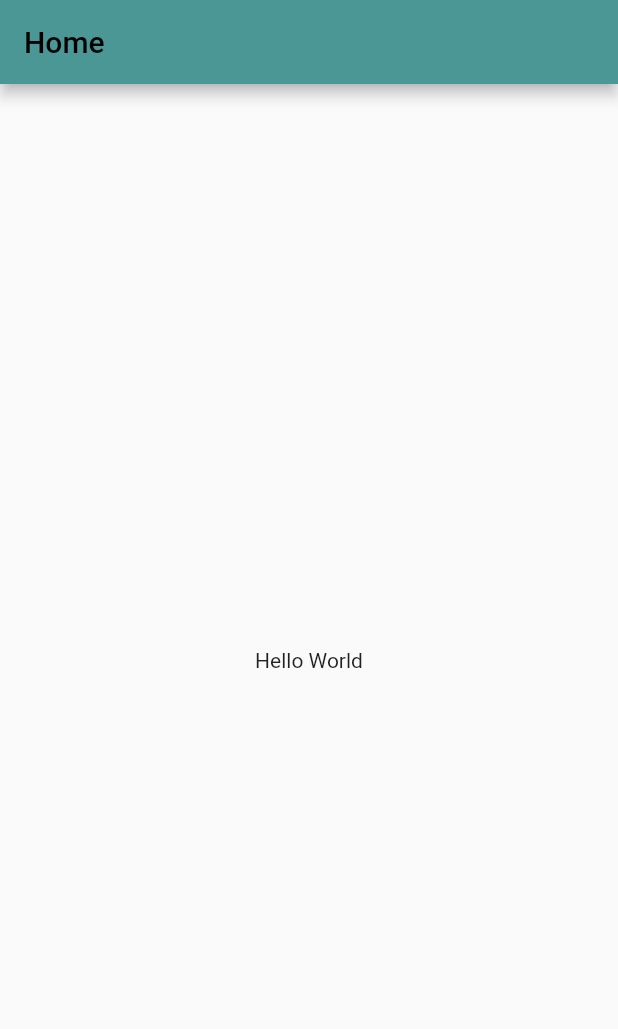
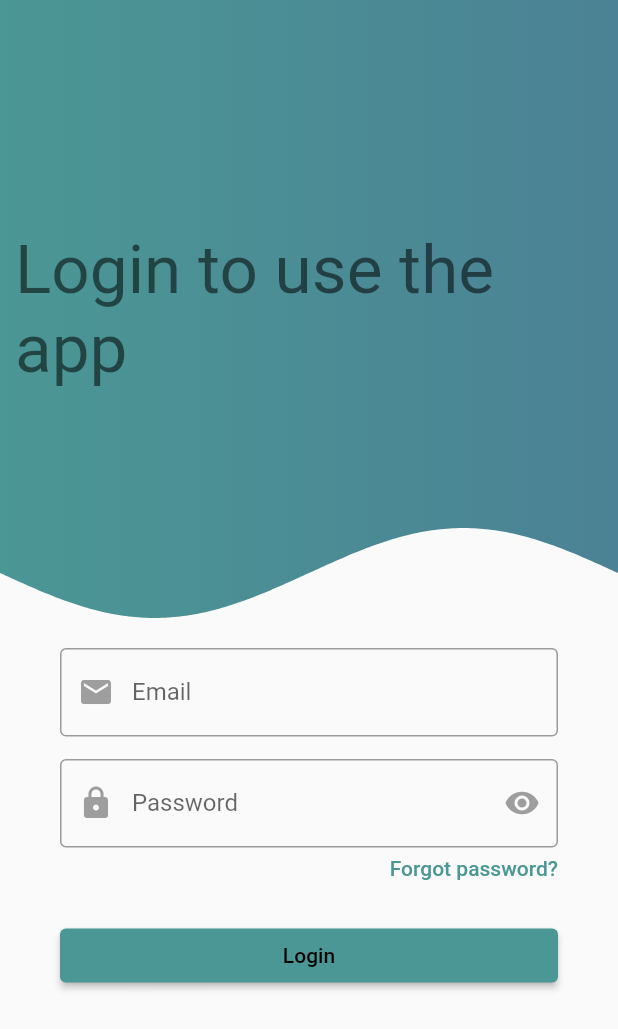
Before and after one commit to PuttTim/PSA-vpn2, a Flutter app: the screen it shows after launch, on a phone screen of 412 x 824 dp. Shown: the top 1029 px of the screen. Run offline on Flutter 3.47's test engine with Material 2 defaults, Android fonts, the light colour scheme and no system bars; drawn by our look-alikes of wave; our stand-ins replace firebase_auth, firebase_core; accounts and stored records are empty.

Commit message:
Removed user data layer, completed login ui?

```diff
--- a/portfix_mobile/lib/data/auth/auth_repository.dart
+++ b/portfix_mobile/lib/data/auth/auth_repository.dart
@@ -23,4 +23,6 @@ class AuthRepository {
   Future<void> sendPasswordResetLink(String email) {
     return _firebaseAuth.sendPasswordResetEmail(email: email);
   }
+
+  Future<void> logOut() => _firebaseAuth.signOut();
 }
--- a/portfix_mobile/lib/data/users/user_dao.dart
+++ /dev/null
@@ -1,5 +0,0 @@
-import 'package:portfix_mobile/data/users/UserModal.dart';
-
-abstract class UserDao {
-  Future<UserModal> getUser(String id);
-}
--- a/portfix_mobile/lib/main.dart
+++ b/portfix_mobile/lib/main.dart
@@ -1,7 +1,9 @@
 import 'package:firebase_core/firebase_core.dart';
 import 'package:flutter/material.dart';
+import 'package:portfix_mobile/data/auth/auth_repository.dart';
 import 'package:portfix_mobile/firebase_options.dart';
 import 'package:portfix_mobile/ui/screens/home_screen.dart';
+import 'package:portfix_mobile/ui/screens/login_screen.dart';
 import 'package:portfix_mobile/ui/theme.dart';
 
 void main() async {
@@ -17,11 +19,15 @@ class MyApp extends StatelessWidget {
 
   @override
   Widget build(BuildContext context) {
+    AuthRepository _repository = AuthRepository.getInstance();
+    var isLoggedIn = _repository.getCurrentUser() != null;
+
     return MaterialApp(
       title: 'PortFix',
-      theme: lightTheme,
-      darkTheme: darkTheme,
-      home: const HomeScreen(),
+      theme: CustomTheme.lightTheme,
+      darkTheme: CustomTheme.darkTheme,
+      debugShowCheckedModeBanner: false,
+      home: isLoggedIn ? const HomeScreen() : const LoginScreen(),
     );
   }
 }
--- a/portfix_mobile/lib/ui/screens/home_screen.dart
+++ b/portfix_mobile/lib/ui/screens/home_screen.dart
@@ -1,4 +1,6 @@
 import 'package:flutter/material.dart';
+import 'package:portfix_mobile/data/auth/auth_repository.dart';
+import 'package:portfix_mobile/ui/screens/login_screen.dart';
 
 class HomeScreen extends StatefulWidget {
   const HomeScreen({Key? key}) : super(key: key);
@@ -12,10 +14,20 @@ class _HomeScreenState extends State<HomeScreen> {
   Widget build(BuildContext context) {
     return Scaffold(
       appBar: AppBar(
-        title: Text('Home'),
+        title: const Text('Home'),
       ),
-      body: const Center(
-        child: Text("Hello World"),
+      body: Center(
+        child: ElevatedButton(
+          onPressed: () {
+            AuthRepository.getInstance().logOut();
+            Navigator.of(context).pushReplacement(
+              MaterialPageRoute(
+                builder: (_) => const LoginScreen(),
+              ),
+            );
+          },
+          child: const Text("Log Out"),
+        ),
       ),
     );
   }
--- /dev/null
+++ b/portfix_mobile/lib/ui/screens/login_screen.dart
@@ -0,0 +1,186 @@
+import 'dart:math';
+
+import 'package:firebase_auth/firebase_auth.dart';
+import 'package:flutter/material.dart';
+import 'package:portfix_mobile/data/auth/auth_repository.dart';
+import 'package:portfix_mobile/ui/screens/home_screen.dart';
+import 'package:portfix_mobile/ui/theme.dart';
+import 'package:portfix_mobile/ui/widgets/text_field.dart';
+import 'package:portfix_mobile/ui/utils/snackbar.dart';
+import 'package:wave/config.dart';
+import 'package:wave/wave.dart';
+
+class LoginScreen extends StatefulWidget {
+  const LoginScreen({Key? key}) : super(key: key);
+
+  @override
+  State<LoginScreen> createState() => _LoginScreenState();
+}
+
+class _LoginScreenState extends State<LoginScreen> {
+  bool _isLoading = false;
+  String _email = "";
+  String _password = "";
+  final GlobalKey<FormState> _formState = GlobalKey();
+
+  final AuthRepository _authRepository = AuthRepository.getInstance();
+
+  void login() async {
+    FocusScope.of(context).unfocus();
+    if (_formState.currentState?.validate() == true) {
+      _formState.currentState?.save();
+      setState(() {
+        _isLoading = true;
+      });
+      try {
+        await _authRepository.login(
+          _email,
+          _password,
+        );
+        _formState.currentState?.reset();
+        setState(() {
+          _isLoading = false;
+        });
+        Navigator.pushReplacement(
+          context,
+          MaterialPageRoute(
+            builder: (_) {
+              return const HomeScreen();
+            },
+          ),
+        );
+      } catch (e) {
+        setState(() {
+          _isLoading = false;
+        });
+        if (e is FirebaseException) {
+          SnackbarUtils(context: context).createSnackbar(
+            (e).message.toString(),
+          );
+        }
+        SnackbarUtils(context: context).createSnackbar(
+          e.toString(),
+        );
+        _authRepository.logOut();
+      }
+    }
+  }
+
+  @override
+  Widget build(BuildContext context) {
+    return GestureDetector(
+      onTap: () => FocusScope.of(context).unfocus(),
+      child: Scaffold(
+        body: Stack(
+          children: [
+            Column(
+              children: [
+                Stack(
+                  alignment: Alignment.center,
+                  children: [
+                    Transform.rotate(
+                      angle: pi,
+                      child: WaveWidget(
+                        config: CustomConfig(
+                          durations: [1000],
+                          heightPercentages: [0],
+                          gradientBegin: Alignment.centerLeft,
+                          gradientEnd: Alignment.centerRight,
+                          gradients: [
+                            [
+                              CustomTheme.primary.withGreen(130),
+                              CustomTheme.primary
+                            ]
+                          ],
+                        ),
+                        size: Size(
+                          double.infinity,
+                          MediaQuery.of(context).size.height * 0.5,
+                        ),
+                      ),
+                    ),
+                    Padding(
+                      padding: const EdgeInsets.only(
+                        left: 10,
+                      ),
+                      child: Text(
+                        "Login to use the app",
+                        style: Theme.of(context).textTheme.headline3,
+                      ),
+                    )
+                  ],
+                ),
+                Container(
+                  width: double.infinity,
+                  padding: const EdgeInsets.symmetric(
+                    vertical: 20,
+                    horizontal: 40,
+                  ),
+                  child: loginForm(),
+                ),
+              ],
+            ),
+            Visibility(
+              visible: _isLoading,
+              child: Container(
+                width: double.infinity,
+                height: double.infinity,
+                color: CustomTheme.primary.shade500,
+                alignment: Alignment.center,
+                child: const CircularProgressIndicator(),
+              ),
+            )
+          ],
+        ),
+      ),
+    );
+  }
+
+  Widget loginForm() {
+    return Form(
+      key: _formState,
+      child: Column(
+        children: [
+          CustomTextFormField(
+            text: "Email",
+            prefixIcon: const Icon(Icons.email),
+            emailCheck: true,
+            onSaved: (value) {
+              _email = value!;
+            },
+          ),
+          const SizedBox(height: 15),
+          CustomTextFormField(
+            text: "Password",
+            prefixIcon: const Icon(Icons.lock),
+            obscureText: true,
+            passwordLengthCheck: true,
+            eye: true,
+            onSaved: (value) {
+              _password = value!;
+            },
+          ),
+          Container(
+            alignment: Alignment.centerRight,
+            child: TextButton(
+              child: const Text("Forgot password?"),
+              onPressed: () {},
+              style: TextButton.styleFrom(
+                padding: const EdgeInsets.all(0),
+                splashFactory: NoSplash.splashFactory,
+                alignment: Alignment.topRight,
+              ),
+            ),
+          ),
+          SizedBox(
+            width: double.infinity,
+            child: ElevatedButton(
+              onPressed: () => login(),
+              child: const Text("Login"),
+            ),
+          ),
+        ],
+      ),
+    );
+  }
+}
--- a/portfix_mobile/lib/ui/theme.dart
+++ b/portfix_mobile/lib/ui/theme.dart
@@ -1,6 +1,7 @@
 import 'package:flutter/material.dart';
 
-const MaterialColor primary = MaterialColor(0xFF4b9795, {
+class CustomTheme {
+  static MaterialColor primary = const MaterialColor(0xFF4b9795, {
     50: Color.fromRGBO(75, 151, 149, .1),
     100: Color.fromRGBO(75, 151, 149, .1),
     200: Color.fromRGBO(75, 151, 149, .1),
@@ -13,8 +14,8 @@ const MaterialColor primary = MaterialColor(0xFF4b9795, {
     900: Color.fromRGBO(75, 151, 149, .1),
   });
 
-ThemeData lightTheme = ThemeData(
-  colorScheme: const ColorScheme(
+  static ThemeData lightTheme = ThemeData(
+    colorScheme: ColorScheme(
       brightness: Brightness.light,
       primary: primary,
       onPrimary: Colors.black,
@@ -29,8 +30,8 @@ ThemeData lightTheme = ThemeData(
     ),
   );
 
-ThemeData darkTheme = ThemeData(
-  colorScheme: const ColorScheme(
+  static ThemeData darkTheme = ThemeData(
+    colorScheme: ColorScheme(
       brightness: Brightness.dark,
       primary: primary,
       onPrimary: Colors.white,
@@ -38,9 +39,10 @@ ThemeData darkTheme = ThemeData(
       onSecondary: Colors.white,
       error: Colors.red,
       onError: Colors.white,
-    surface: Color(0xff1c1b1f),
+      surface: const Color(0xff1c1b1f),
       onSurface: Colors.white,
       background: Colors.black,
       onBackground: Colors.white,
     ),
   );
+}
--- /dev/null
+++ b/portfix_mobile/lib/ui/utils/snackbar.dart
@@ -0,0 +1,20 @@
+import 'package:flutter/material.dart';
+
+class SnackbarUtils {
+  BuildContext context;
+  SnackbarUtils({required this.context});
+
+  void createSnackbar(String text) {
+    ScaffoldMessenger.of(context).hideCurrentSnackBar();
+    ScaffoldMessenger.of(context).showSnackBar(
+      SnackBar(
+        content: Text(text),
+        action: SnackBarAction(
+          label: "OKAY",
+          onPressed: () {},
+        ),
+        behavior: SnackBarBehavior.floating,
+      ),
+    );
+  }
+}
--- /dev/null
+++ b/portfix_mobile/lib/ui/widgets/text_field.dart
@@ -0,0 +1,85 @@
+import 'package:flutter/material.dart';
+
+class CustomTextFormField extends StatefulWidget {
+  String text;
+  String? initialValue;
+  Icon prefixIcon;
+  bool obscureText;
+  bool emailCheck;
+  bool passwordLengthCheck;
+  bool eye;
+  bool doubleCheck;
+  void Function(String?)? onSaved;
+  void Function(String?)? onChanged;
+  String? Function(String?)? customValidators;
+
+  CustomTextFormField({
+    required this.text,
+    required this.prefixIcon,
+    this.onSaved,
+    this.onChanged,
+    this.customValidators,
+    this.eye = false,
+    this.obscureText = false,
+    this.emailCheck = false,
+    this.passwordLengthCheck = false,
+    this.doubleCheck = false,
+    this.initialValue,
+    Key? key,
+  }) : super(key: key);
+
+  @override
+  State<CustomTextFormField> createState() => _CustomTextFormFieldState();
+}
+
+class _CustomTextFormFieldState extends State<CustomTextFormField> {
+  @override
+  Widget build(BuildContext context) {
+    return TextFormField(
+      obscureText: widget.obscureText,
+      onSaved: widget.onSaved,
+      onChanged: widget.onChanged,
+      initialValue: widget.initialValue,
+      decoration: InputDecoration(
+        label: Text(
+          widget.text,
+          style: const TextStyle(fontFamily: 'Roboto'),
+        ),
+        border: const OutlineInputBorder(),
+        prefixIcon: IconTheme(
+          data: const IconThemeData(color: Colors.grey),
+          child: widget.prefixIcon,
+        ),
+        suffixIcon: widget.eye
+            ? IconTheme(
+                data: const IconThemeData(color: Colors.grey),
+                child: IconButton(
+                  icon: widget.obscureText
+                      ? const Icon(Icons.visibility)
+                      : const Icon(Icons.visibility_off),
+                  onPressed: () => setState(() {
+                    widget.obscureText = !widget.obscureText;
+                  }),
+                  splashRadius: 20,
+                ),
+              )
+            : null,
+      ),
+      validator: (String? value) {
+        if (value == null || value.isEmpty) {
+          return '${widget.text} required!';
+        }
+        if (widget.emailCheck && !value.contains('@')) {
+          return 'Invalid ${widget.text}';
+        }
+        if (widget.passwordLengthCheck && value.length <= 6) {
+          return 'Password must be longer than 6 characters';
+        }
+        if (widget.doubleCheck && double.tryParse(value) == null) {
+          return '${widget.text.split(' ')[0]} must be a proper number value!';
+        }
+        return widget.customValidators?.call(value);
+      },
+    );
+  }
+}
--- a/portfix_mobile/pubspec.yaml
+++ b/portfix_mobile/pubspec.yaml
@@ -36,6 +36,7 @@ dependencies:
   firebase_core: ^1.24.0
   firebase_auth: ^3.4.1
   cloud_firestore: ^3.2.1
+  wave: ^0.2.2
 
 dev_dependencies:
   flutter_test:
```
Also changed, not shown: portfix_mobile/lib/data/users/UserModal.dart (deleted, +0 -27 lines), portfix_mobile/lib/data/users/user_dao_impl.dart (deleted, +0 -32 lines), package-lock.json (deleted), portfix_mobile/pubspec.lock, 1 other file. Lines whose indentation alone changed are shown as unchanged.
